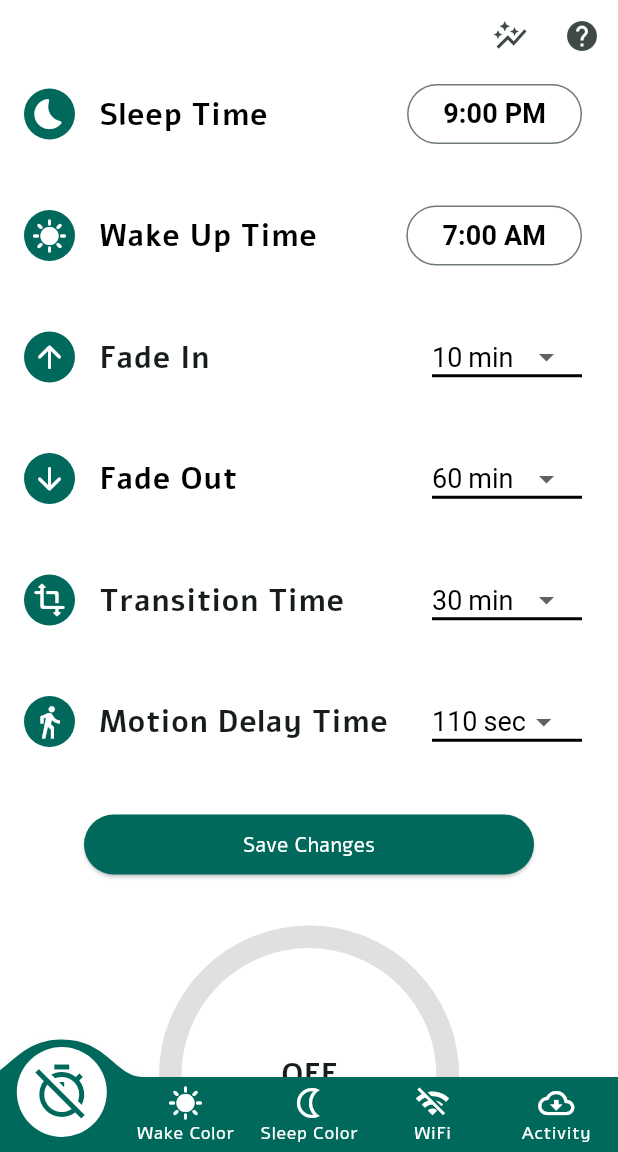
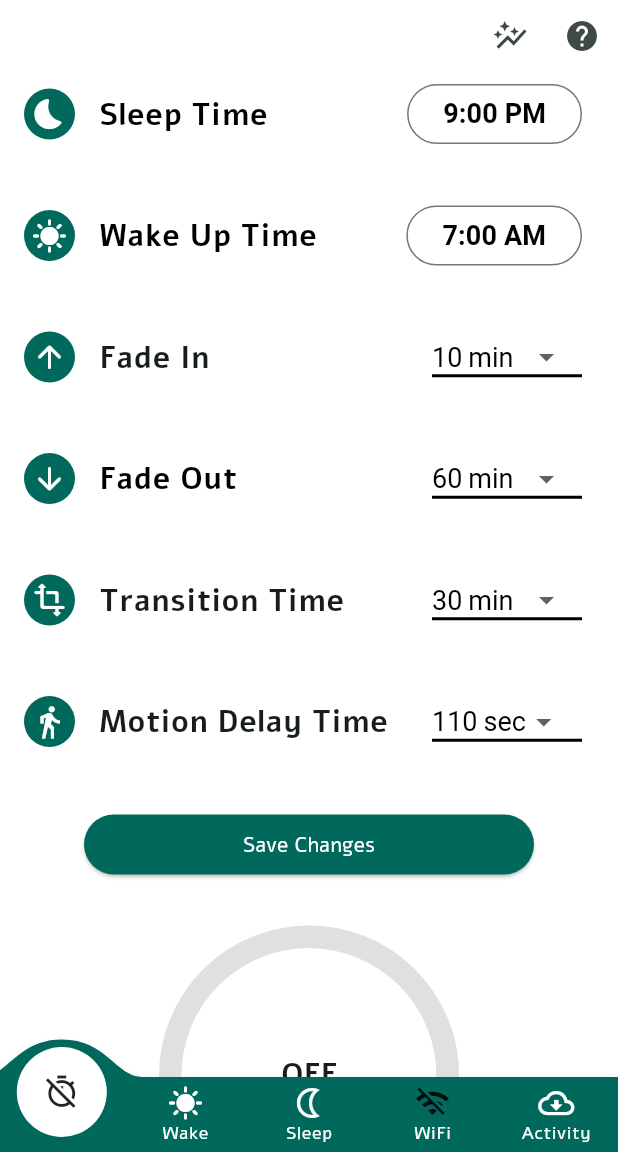
Before and after one commit to lottemarava/S24-IoT-SmartRoom, a Flutter app: the MyHomePage screen opened directly, on a phone screen of 412 x 824 dp, the part 84-1236 px from its top. Run offline on Flutter 3.47's test engine with Material 3 defaults, Android fonts, the phone set to English and light mode, and no system bars; drawn by our look-alikes of convex_bottom_bar, percent_indicator; our stand-ins replace cloud_firestore, firebase_core, flutter_blue, permission_handler, shared_preferences; missing offline and left inert: dart:ffi, widget_zoom; accounts and stored records are empty.

Commit message:
fix pixel overflow

```diff
--- a/Flutter/lib/HomePage.dart
+++ b/Flutter/lib/HomePage.dart
@@ -247,7 +247,7 @@ class _MyHomePageState extends State<MyHomePage> {
 Widget build(BuildContext context) {
   return PopScope(
     child: Scaffold(
-          resizeToAvoidBottomInset: false,
+      resizeToAvoidBottomInset: true,
       backgroundColor: Colors.white,
       body: Column(
         children: [
@@ -256,7 +256,8 @@ class _MyHomePageState extends State<MyHomePage> {
           ),
         ],
       ),
-          bottomNavigationBar: Builder(
+      bottomNavigationBar:
+        Builder(
           builder: (context) {
             return ConvexAppBar(
               style: TabStyle.reactCircle,
@@ -266,16 +267,16 @@ class _MyHomePageState extends State<MyHomePage> {
                 TabItem(
                   icon: (context.watch<myProvider>().timeConfigured ||
                       context.watch<myProvider>().timeManConfigured)
-                        ? Icons.timer_outlined
-                        : Icons.timer_off_outlined,
+                      ? Icon(Icons.timer_outlined) // Adjust icon size
+                      : Icon(Icons.timer_off_outlined),
                   title: 'Time',
                 ),
-                  TabItem(icon: Icons.sunny, title: 'Wake Color'),
-                  TabItem(icon: Icons.nightlight_outlined, title: 'Sleep Color'),
+                TabItem(icon: Icons.sunny, title: 'Wake'),
+                TabItem(icon: Icons.nightlight_outlined, title: 'Sleep'), // Commented out
                 TabItem(
                   icon: context.watch<myProvider>().wifiConnected
-                        ? Icons.wifi
-                        : Icons.wifi_off,
+                      ? Icon(Icons.wifi)
+                      : Icon(Icons.wifi_off),
                   title: 'WiFi',
                 ),
                 TabItem(icon: Icons.cloud_download_outlined, title: 'Activity'),
@@ -284,17 +285,15 @@ class _MyHomePageState extends State<MyHomePage> {
             );
           },
       ),
-
     ),
-
     canPop: false,
     onPopInvoked: (bool didPop) {
-          if (didPop)
-            return;
+      if (didPop) return;
       _onBackButtonPressed(context);
-        }
+    },
   );
 }
+
 
 
 
```
Lines whose indentation alone changed are shown as unchanged.
